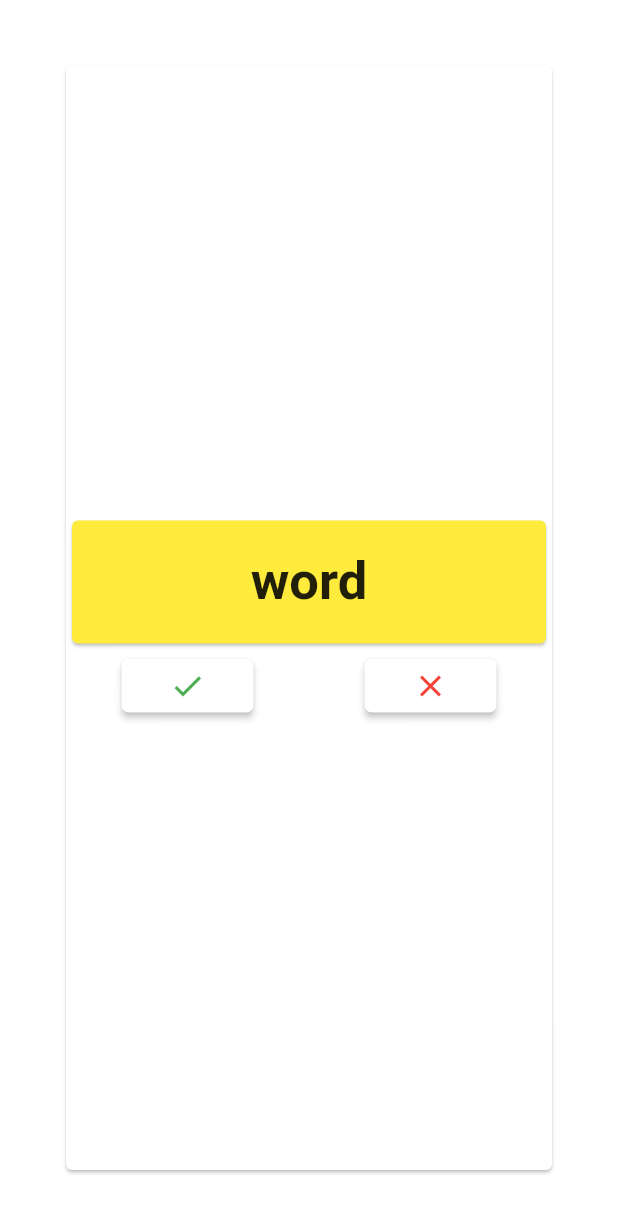
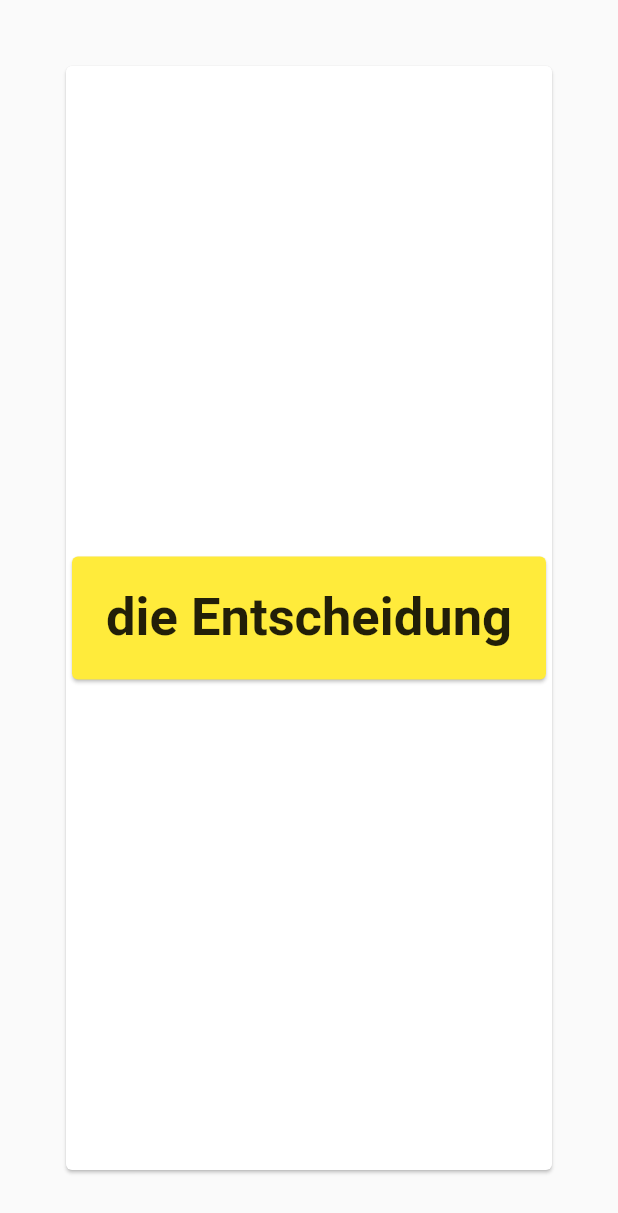
Before and after one commit to pedy711/wortschatz_trainer_ui, a Flutter app: the screen it shows after launch, after a tap on "Mit email anmelden", on a phone screen of 412 x 824 dp. Shown: the top 1213 px of the screen. Run offline on Flutter 3.47's test engine with Material 2 defaults, Android fonts, the phone set to English and light mode, and no system bars; drawn by our look-alikes of flip_card; our stand-ins replace country_code_picker, image_picker, location, sqflite; missing offline and left inert: flutter_cupertino_date_picker, validate; accounts and stored records are empty; generated files the repository leaves out were written again; network calls fail.

Commit message:
2 3rd of the flashcardpage and cardslist donw

```diff
--- a/lib/main.dart
+++ b/lib/main.dart
@@ -11,8 +11,13 @@ void main() => runApp(new MyApp());
 
 final ThemeData _themeData = new ThemeData(
   brightness: Brightness.light,
-  primarySwatch: Colors.blue,
+  primarySwatch: Colors.purple,
   accentColor: Colors.brown,
+  // textTheme: TextTheme(
+  //   body1: TextStyle(
+  //     fontSize: 24,
+  //   )
+  // )
 );
 
 class MyApp extends StatelessWidget {
--- a/lib/ui/cardsPage.dart
+++ b/lib/ui/cardsPage.dart
@@ -33,10 +33,40 @@ class _CardsPage extends State<CardsPage> {
         _users = users;
       });
     }); */
-    for (var i = 0; i < 10; i++) {
-      FlashCard card = new FlashCard('Buch', 'Book');
-      _cards.add(card);
-    }
+    // for (var i = 0; i < 10; i++) {
+    FlashCard entscheidung = new FlashCard('die Entscheidung', 'decision');
+    FlashCard spucken = new FlashCard('spucken', 'to spit');
+    FlashCard zuEndeBringen =
+        new FlashCard('etwas zu Ende bringen', 'finish something');
+    FlashCard betrunken = new FlashCard('betrunken', 'drunk');
+    FlashCard anwalt = new FlashCard('Der Anwalt', 'Lawyer');
+    FlashCard umtauschen = new FlashCard('umtauschen', 'to change');
+    FlashCard sauberMachen = new FlashCard('Sauber machen', 'to clean');
+    FlashCard richter = new FlashCard('Der Richter', 'judge');
+    FlashCard erhalten = new FlashCard('erhalten', 'to get');
+    FlashCard inNetStellen =
+        new FlashCard('Etwas ins net stellen', 'to put something in internet');
+
+    // final todos = List<FlashCard>.generate(
+    //   20,
+    //   (i) => FlashCard(
+    //     'Todo $i',
+    //     'A description of what needs to be done for Todo $i',
+    //   ),
+    // );
+
+    _cards.add(entscheidung);
+    _cards.add(spucken);
+    _cards.add(zuEndeBringen);
+    _cards.add(betrunken);
+    _cards.add(anwalt);
+    _cards.add(umtauschen);
+    _cards.add(sauberMachen);
+    _cards.add(richter);
+    _cards.add(erhalten);
+    _cards.add(inNetStellen);
+
+    // }
     super.initState();
   }
 
@@ -44,24 +74,47 @@ class _CardsPage extends State<CardsPage> {
   Widget build(BuildContext context) {
     _context = context;
 
-    var rowsOfCards = Column(
+    _pageView = new PageView(
       children: <Widget>[
-        buildFittedBox(),
-        buildFittedBox(),
-        buildFittedBox(),
-        buildFittedBox(),
-        buildFittedBox(),
+        buildListPage(),
+        buildListPage(),
       ],
+      controller: _pageController,
     );
+
     return Scaffold(
-        backgroundColor: Colors.white,
-        body: Center(
+        // backgroundColor: Colors.white,
+        appBar: AppBar(
+          title: Text(Constants.TODAY_WORD_LIST,
+              // textScaleFactor: 1.5,
+              style: TextStyle(
+                  color: Colors.white,
+                  fontSize: 30.0,
+                  decoration: TextDecoration.none,
+                  fontFamily: 'Roboto-Thin')),
+        ),
+        body: _pageView);
+  }
+
+  Column buildRowsOfCards() {
+    List<Widget> pairRows = new List<Widget>();
+    for (int i = 0; i < 5; i++) {
+      pairRows.add(buildFittedBox(i));
+      pairRows.add(Padding(padding: EdgeInsets.only(bottom: 20)));
+    }
+    return new Column(children: pairRows);
+  }
+
+  Center buildListPage() {
+    return Center(
+        child: Card(
+      margin: EdgeInsets.all(20),
       child: ListView(
         padding: EdgeInsets.only(
           top: 50,
         ),
         children: <Widget>[
-              Center(
+          /* Center(
               child: Padding(
             padding: EdgeInsets.only(bottom: 40),
             child: Text(Constants.TODAY_WORD_LIST,
@@ -71,13 +124,14 @@ class _CardsPage extends State<CardsPage> {
                     fontSize: 30.0,
                     decoration: TextDecoration.none,
                     fontFamily: 'Roboto-Thin')),
-              )),
-              rowsOfCards,
+          )), */
+          buildRowsOfCards(),
           Padding(
             padding: EdgeInsets.all(20),
             child: RaisedButtonWidget(
                 btnTxt: Constants.BECOME_A_MEMBER,
-                    onPressed: () => navigateTo(FlashCardPage()),
+                onPressed: () =>
+                    navigateTo(FlashCardPage(flashCardsList: this._cards)),
                 color: Colors.purple[900]),
           )
         ],
@@ -85,21 +139,22 @@ class _CardsPage extends State<CardsPage> {
     ));
   }
 
-  FittedBox buildFittedBox() {
+  FittedBox buildFittedBox(int index) {
+    int i = index * 2;
     return FittedBox(
       child: Row(
         mainAxisSize: MainAxisSize.max,
         mainAxisAlignment: MainAxisAlignment.center,
         crossAxisAlignment: CrossAxisAlignment.start,
         children: <Widget>[
-          createCard("Buch", "Book"),
-          createCard("Wasser", "Water"),
+          createCard(_cards.elementAt(i++)),
+          createCard(_cards.elementAt(i)),
         ],
       ),
     );
   }
 
-  Card createCard(String word, String translation) {
+  Card createCard(FlashCard flashCard) {
     return Card(
       color: Colors.white,
       child: Column(
@@ -111,7 +166,7 @@ class _CardsPage extends State<CardsPage> {
           Padding(
             padding: EdgeInsets.all(10),
             child: Text(
-              "$word",
+              flashCard.word,
               style: TextStyle(fontWeight: FontWeight.bold, fontSize: 35),
               // textDirection: TextDirection.rtl,
             ),
--- a/lib/ui/flashcardPage.dart
+++ b/lib/ui/flashcardPage.dart
@@ -1,25 +1,49 @@
 import 'package:flutter/material.dart';
-import 'package:wortschatz_trainer/shared/constants.dart';
 import 'package:flip_card/flip_card.dart';
+import 'package:wortschatz_trainer/models/FlashCard.dart';
 
 class FlashCardPage extends StatefulWidget {
-  FlashCardPage({Key key}) : super(key: key);
+  final List<FlashCard> flashCardsList;
+  FlashCardPage({Key key, @required this.flashCardsList}) : super(key: key);
 
   _FlashCardPageState createState() => _FlashCardPageState();
 }
 
 class _FlashCardPageState extends State<FlashCardPage> {
+  PageView _pageView = PageView();
+  PageController _pageController = PageController();
+
   @override
   Widget build(BuildContext context) {
-    return Container(
-        color: Colors.white,
-        child: FlipCard(
-          front: buildContainerCard(),
-          back: buildContainerCard(),
-        ));
+    _pageView = new PageView(
+      // children: <Widget>[
+      //   buildFlipCard(widget.flashCardsList.elementAt(0)),
+      //   buildFlipCard(widget.flashCardsList.elementAt(1))
+      // ],
+      children: buildAllFlipCards(),
+      controller: _pageController,
+    );
+
+    return Scaffold(body: _pageView);
   }
 
-  Padding buildContainerCard() {
+  List<FlipCard> buildAllFlipCards() {
+    List<FlipCard> allFlipCards = new List<FlipCard>();
+    for (var item in widget.flashCardsList) {
+      allFlipCards.add(buildFlipCard(item));
+    }
+
+    return allFlipCards;
+  }
+
+  FlipCard buildFlipCard(FlashCard item) {
+    return FlipCard(
+      front: buildContainerCard(item.word, false),
+      back: buildContainerCard(item.translation, true),
+    );
+  }
+
+  Padding buildContainerCard(String word, bool isBackSide) {
     return Padding(
       padding: EdgeInsets.all(40),
       child: Center(
@@ -29,7 +53,8 @@ class _FlashCardPageState extends State<FlashCardPage> {
           mainAxisAlignment: MainAxisAlignment.center,
           crossAxisAlignment: CrossAxisAlignment.stretch,
           children: <Widget>[
-                createCard("word", "translation"),
+            createCard(word),
+            if (isBackSide)
               Row(
                 mainAxisAlignment: MainAxisAlignment.spaceAround,
                 crossAxisAlignment: CrossAxisAlignment.start,
@@ -45,7 +70,7 @@ class _FlashCardPageState extends State<FlashCardPage> {
     );
   }
 
-  Card createCard(String word, String translation) {
+  Card createCard(String word) {
     return Card(
       color: Colors.yellow,
       child: Center(
@@ -72,4 +97,9 @@ class _FlashCardPageState extends State<FlashCardPage> {
       onPressed: () {},
     );
   }
+
+  void nextPage() {
+    _pageController.nextPage(
+        duration: new Duration(milliseconds: 300), curve: Curves.linear);
   }
+}
--- a/pubspec.yaml
+++ b/pubspec.yaml
@@ -14,7 +14,7 @@ description: A new Flutter project.
 version: 1.0.0+1
 
 environment:
-  sdk: ">=2.1.0 <3.0.0"
+  sdk: ">=2.2.2 <3.0.0"
 
 dependencies:
   flutter:
```
Lines whose indentation alone changed are shown as unchanged.
